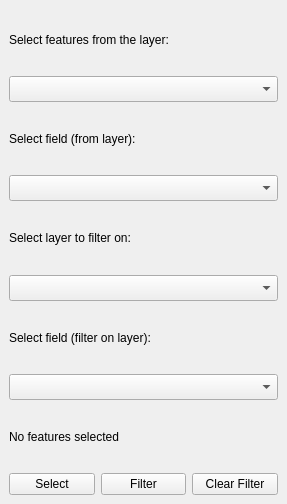
Qt form ui_filter.ui (Shai2u/filterbyselection) before a commit.
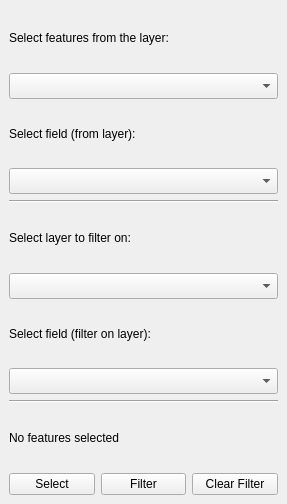
The same form after that commit. Custom widgets are drawn as their Qt base class.

Commit message: Added horizontal lines

Diff of the .ui file:
```diff
--- a/ui_filter.ui
+++ b/ui_filter.ui
@@ -31,14 +31,24 @@
       </property>
      </widget>
     </item>
-    <item row="10" column="1">
+    <item row="12" column="1">
      <widget class="QPushButton" name="filter_button">
       <property name="text">
        <string>Filter</string>
       </property>
      </widget>
     </item>
-    <item row="7" column="0" colspan="3">
+    <item row="5" column="0" colspan="3">
+     <widget class="QFrame" name="from_filter_separator">
+      <property name="frameShape">
+       <enum>QFrame::HLine</enum>
+      </property>
+      <property name="frameShadow">
+       <enum>QFrame::Sunken</enum>
+      </property>
+     </widget>
+    </item>
+    <item row="8" column="0" colspan="3">
      <widget class="QLabel" name="selectAttributeFrom_2">
       <property name="text">
        <string>Select field (filter on layer):</string>
@@ -61,28 +71,28 @@
       </property>
      </widget>
     </item>
-    <item row="10" column="0">
+    <item row="12" column="0">
      <widget class="QPushButton" name="select_button">
       <property name="text">
        <string>Select</string>
       </property>
      </widget>
     </item>
-    <item row="10" column="2">
+    <item row="12" column="2">
      <widget class="QPushButton" name="clear_button">
       <property name="text">
        <string>Clear Filter</string>
       </property>
      </widget>
     </item>
-    <item row="5" column="0" colspan="3">
+    <item row="6" column="0" colspan="3">
      <widget class="QLabel" name="label">
       <property name="text">
        <string>Select layer to filter on:</string>
       </property>
      </widget>
     </item>
-    <item row="6" column="0" colspan="3">
+    <item row="7" column="0" colspan="3">
      <widget class="QgsMapLayerComboBox" name="filter_layer_cb">
       <property name="sizePolicy">
        <sizepolicy hsizetype="Expanding" vsizetype="Fixed">
@@ -105,7 +115,7 @@
       </property>
      </widget>
     </item>
-    <item row="8" column="0" colspan="3">
+    <item row="9" column="0" colspan="3">
      <widget class="QgsFieldComboBox" name="filter_field_cb">
       <property name="sizePolicy">
        <sizepolicy hsizetype="Expanding" vsizetype="Fixed">
@@ -128,7 +138,17 @@
       </property>
      </widget>
     </item>
-    <item row="9" column="0" colspan="3">
+    <item row="10" column="0" colspan="3">
+     <widget class="QFrame" name="results_separator">
+      <property name="frameShape">
+       <enum>QFrame::HLine</enum>
+      </property>
+      <property name="frameShadow">
+       <enum>QFrame::Sunken</enum>
+      </property>
+     </widget>
+    </item>
+    <item row="11" column="0" colspan="3">
      <widget class="QLabel" name="features_selected_label">
       <property name="text">
        <string>No features selected</string>
```
